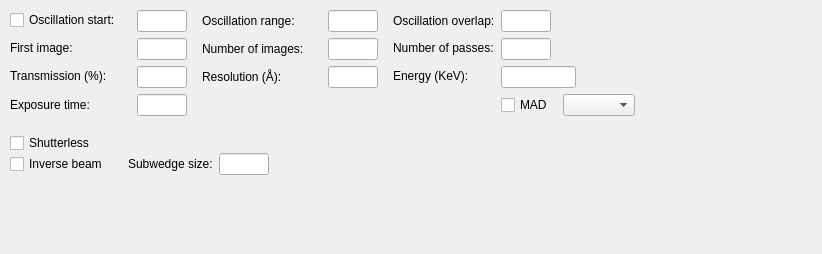
Qt form Bricks/widgets/ui_files/Qt4_acquisition_widget_horizontal_layout.ui (mxcube/mxcubeqt) before a commit.
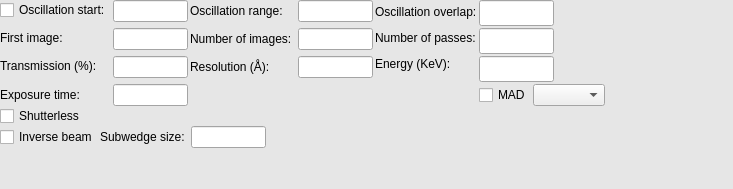
The same form after that commit.

Patch:
```diff
--- a/Bricks/widgets/ui_files/Qt4_acquisition_widget_horizontal_layout.ui
+++ b/Bricks/widgets/ui_files/Qt4_acquisition_widget_horizontal_layout.ui
@@ -6,10 +6,74 @@
    <rect>
     <x>0</x>
     <y>0</y>
-    <width>822</width>
-    <height>254</height>
+    <width>733</width>
+    <height>189</height>
    </rect>
   </property>
+  <property name="palette">
+   <palette>
+    <active>
+     <colorrole role="Base">
+      <brush brushstyle="SolidPattern">
+       <color alpha="255">
+        <red>255</red>
+        <green>255</green>
+        <blue>255</blue>
+       </color>
+      </brush>
+     </colorrole>
+     <colorrole role="Window">
+      <brush brushstyle="SolidPattern">
+       <color alpha="255">
+        <red>230</red>
+        <green>230</green>
+        <blue>230</blue>
+       </color>
+      </brush>
+     </colorrole>
+    </active>
+    <inactive>
+     <colorrole role="Base">
+      <brush brushstyle="SolidPattern">
+       <color alpha="255">
+        <red>255</red>
+        <green>255</green>
+        <blue>255</blue>
+       </color>
+      </brush>
+     </colorrole>
+     <colorrole role="Window">
+      <brush brushstyle="SolidPattern">
+       <color alpha="255">
+        <red>230</red>
+        <green>230</green>
+        <blue>230</blue>
+       </color>
+      </brush>
+     </colorrole>
+    </inactive>
+    <disabled>
+     <colorrole role="Base">
+      <brush brushstyle="SolidPattern">
+       <color alpha="255">
+        <red>230</red>
+        <green>230</green>
+        <blue>230</blue>
+       </color>
+      </brush>
+     </colorrole>
+     <colorrole role="Window">
+      <brush brushstyle="SolidPattern">
+       <color alpha="255">
+        <red>230</red>
+        <green>230</green>
+        <blue>230</blue>
+       </color>
+      </brush>
+     </colorrole>
+    </disabled>
+   </palette>
+  </property>
   <property name="windowTitle">
    <string>Acquisition widget</string>
   </property>
@@ -18,17 +82,23 @@
     <number>0</number>
    </property>
    <property name="margin">
-    <number>10</number>
+    <number>0</number>
    </property>
    <item>
     <layout class="QHBoxLayout">
      <property name="spacing">
-      <number>15</number>
+      <number>2</number>
      </property>
      <item>
       <layout class="QVBoxLayout">
+       <property name="spacing">
+        <number>2</number>
+       </property>
        <item>
         <layout class="QHBoxLayout">
+         <property name="spacing">
+          <number>2</number>
+         </property>
          <item>
           <layout class="QVBoxLayout">
            <item>
@@ -76,7 +146,7 @@
             <widget class="QLineEdit" name="osc_start_ledit">
              <property name="minimumSize">
               <size>
-               <width>50</width>
+               <width>75</width>
                <height>0</height>
               </size>
              </property>
@@ -92,7 +162,7 @@
             <widget class="QLineEdit" name="first_image_ledit">
              <property name="minimumSize">
               <size>
-               <width>50</width>
+               <width>75</width>
                <height>0</height>
               </size>
              </property>
@@ -108,7 +178,7 @@
             <widget class="QLineEdit" name="transmission_ledit">
              <property name="minimumSize">
               <size>
-               <width>50</width>
+               <width>75</width>
                <height>0</height>
               </size>
              </property>
@@ -124,7 +194,7 @@
             <widget class="QLineEdit" name="exp_time_ledit">
              <property name="minimumSize">
               <size>
-               <width>50</width>
+               <width>75</width>
                <height>0</height>
               </size>
              </property>
@@ -140,26 +210,13 @@
          </item>
         </layout>
        </item>
-       <item>
-        <spacer name="col_one_spacer">
-         <property name="orientation">
-          <enum>Qt::Vertical</enum>
-         </property>
-         <property name="sizeType">
-          <enum>QSizePolicy::Expanding</enum>
-         </property>
-         <property name="sizeHint" stdset="0">
-          <size>
-           <width>20</width>
-           <height>1</height>
-          </size>
-         </property>
-        </spacer>
-       </item>
       </layout>
      </item>
      <item>
       <layout class="QVBoxLayout">
+       <property name="spacing">
+        <number>2</number>
+       </property>
        <item>
         <layout class="QHBoxLayout">
          <item>
@@ -205,7 +262,7 @@
             <widget class="QLineEdit" name="osc_range_ledit">
              <property name="minimumSize">
               <size>
-               <width>50</width>
+               <width>75</width>
                <height>0</height>
               </size>
              </property>
@@ -221,7 +278,7 @@
             <widget class="QLineEdit" name="num_images_ledit">
              <property name="minimumSize">
               <size>
-               <width>50</width>
+               <width>75</width>
                <height>0</height>
               </size>
              </property>
@@ -237,7 +294,7 @@
             <widget class="QLineEdit" name="resolution_ledit">
              <property name="minimumSize">
               <size>
-               <width>50</width>
+               <width>75</width>
                <height>0</height>
               </size>
              </property>
@@ -273,10 +330,19 @@
      </item>
      <item>
       <layout class="QVBoxLayout">
+       <property name="spacing">
+        <number>2</number>
+       </property>
        <item>
         <layout class="QHBoxLayout">
+         <property name="spacing">
+          <number>2</number>
+         </property>
          <item>
           <layout class="QVBoxLayout">
+           <property name="spacing">
+            <number>2</number>
+           </property>
            <item>
             <widget class="QLabel" name="overlap_label">
              <property name="text">
@@ -327,11 +393,14 @@
          </item>
          <item>
           <layout class="QVBoxLayout">
+           <property name="spacing">
+            <number>2</number>
+           </property>
            <item>
             <widget class="QLineEdit" name="overlap_ledit">
              <property name="minimumSize">
               <size>
-               <width>50</width>
+               <width>75</width>
                <height>0</height>
               </size>
              </property>
@@ -347,7 +416,7 @@
             <widget class="QLineEdit" name="num_passes_ledit">
              <property name="minimumSize">
               <size>
-               <width>50</width>
+               <width>75</width>
                <height>0</height>
               </size>
              </property>
@@ -378,7 +447,7 @@
            <item>
             <layout class="QHBoxLayout">
              <property name="spacing">
-              <number>10</number>
+              <number>2</number>
              </property>
              <item>
               <widget class="QCheckBox" name="mad_cbox">
@@ -396,22 +465,6 @@
          </item>
         </layout>
        </item>
-       <item>
-        <spacer name="col_three_vspacer">
-         <property name="orientation">
-          <enum>Qt::Vertical</enum>
-         </property>
-         <property name="sizeType">
-          <enum>QSizePolicy::Expanding</enum>
-         </property>
-         <property name="sizeHint" stdset="0">
-          <size>
-           <width>20</width>
-           <height>1</height>
-          </size>
-         </property>
-        </spacer>
-       </item>
       </layout>
      </item>
      <item>
@@ -419,12 +472,9 @@
        <property name="orientation">
         <enum>Qt::Horizontal</enum>
        </property>
-       <property name="sizeType">
-        <enum>QSizePolicy::Expanding</enum>
-       </property>
        <property name="sizeHint" stdset="0">
         <size>
-         <width>1</width>
+         <width>40</width>
          <height>20</height>
         </size>
        </property>
@@ -432,26 +482,10 @@
      </item>
     </layout>
    </item>
-   <item>
-    <spacer name="row_one_two_spacer">
-     <property name="orientation">
-      <enum>Qt::Vertical</enum>
-     </property>
-     <property name="sizeType">
-      <enum>QSizePolicy::Fixed</enum>
-     </property>
-     <property name="sizeHint" stdset="0">
-      <size>
-       <width>20</width>
-       <height>16</height>
-      </size>
-     </property>
-    </spacer>
-   </item>
    <item>
     <layout class="QHBoxLayout">
      <property name="spacing">
-      <number>37</number>
+      <number>2</number>
      </property>
      <item>
       <widget class="QCheckBox" name="shutterless_cbx">
@@ -481,7 +515,7 @@
    <item>
     <layout class="QHBoxLayout">
      <property name="spacing">
-      <number>20</number>
+      <number>2</number>
      </property>
      <item>
       <widget class="QCheckBox" name="inverse_beam_cbx">
@@ -509,7 +543,7 @@
         <widget class="QLineEdit" name="subwedge_size_ledit">
          <property name="maximumSize">
           <size>
-           <width>50</width>
+           <width>75</width>
            <height>32767</height>
           </size>
          </property>
```
Left out of the diff: 2 changed lines with no effect on the pictures.
